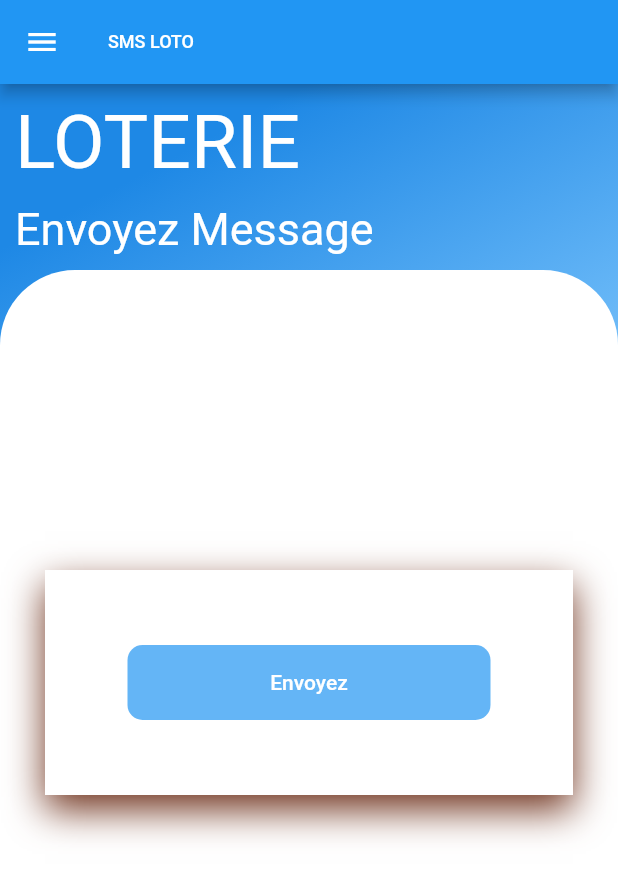
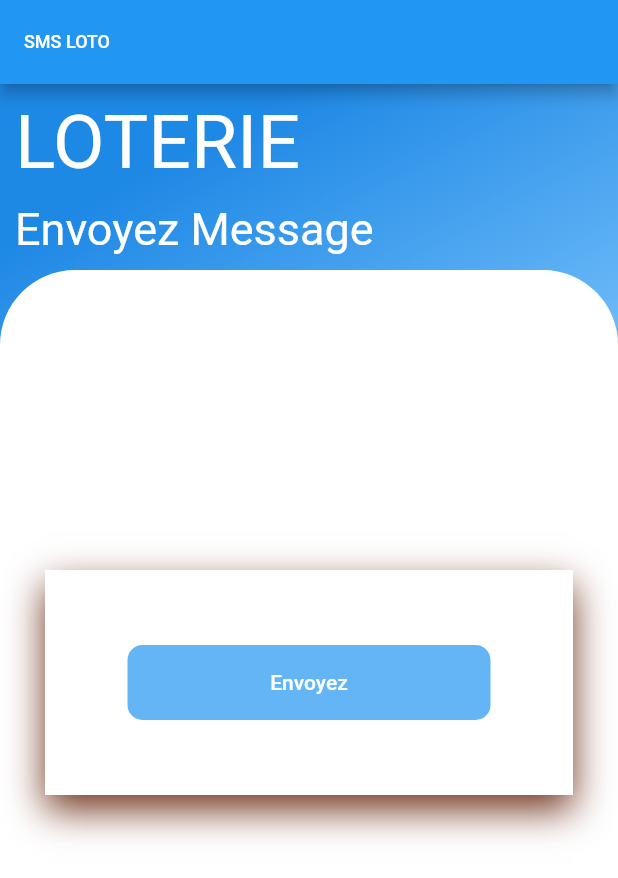
Before and after one commit to harveyMateleka/Sms-loto, a Flutter app: the screen it shows after launch, in the side drawer, after a tap on "message", on a phone screen of 412 x 824 dp. Shown: the top 878 px of the screen. Run offline on Flutter 3.47's test engine with Material 2 defaults, Android fonts, the phone set to English and light mode, and no system bars; our stand-ins replace cloud_firestore, firebase_auth, firebase_core, fluttertoast, shared_preferences; missing offline and left inert: firebase_app_check, flutter_sms; accounts and stored records are empty.

Commit message:
second commit

```diff
--- a/lib/message_send.dart
+++ b/lib/message_send.dart
@@ -21,7 +21,7 @@ Timer? _timer;
 
   getImageSliders() async{
     var _firebaseslider=FirebaseFirestore.instance;
-    QuerySnapshot querytt=await _firebaseslider.collection('utilisateur').where("telephone",isEqualTo:"0820044887").get();
+    QuerySnapshot querytt=await _firebaseslider.collection('utilisateur').get();
     setState(() {
       for(int a=0; a< querytt.docs.length;a++){
         if (querytt.docs[a]["telephone"]!='') {
@@ -77,7 +77,7 @@ Timer? _timer;
 
   Widget build(BuildContext context) {
     return Scaffold(
-        drawer: NavBar(),
+
         appBar: AppBar(
         title: Text("SMS LOTO",style: TextStyle(color: Colors.white,fontSize: 12,),textAlign:TextAlign.center,),
       ),
```
